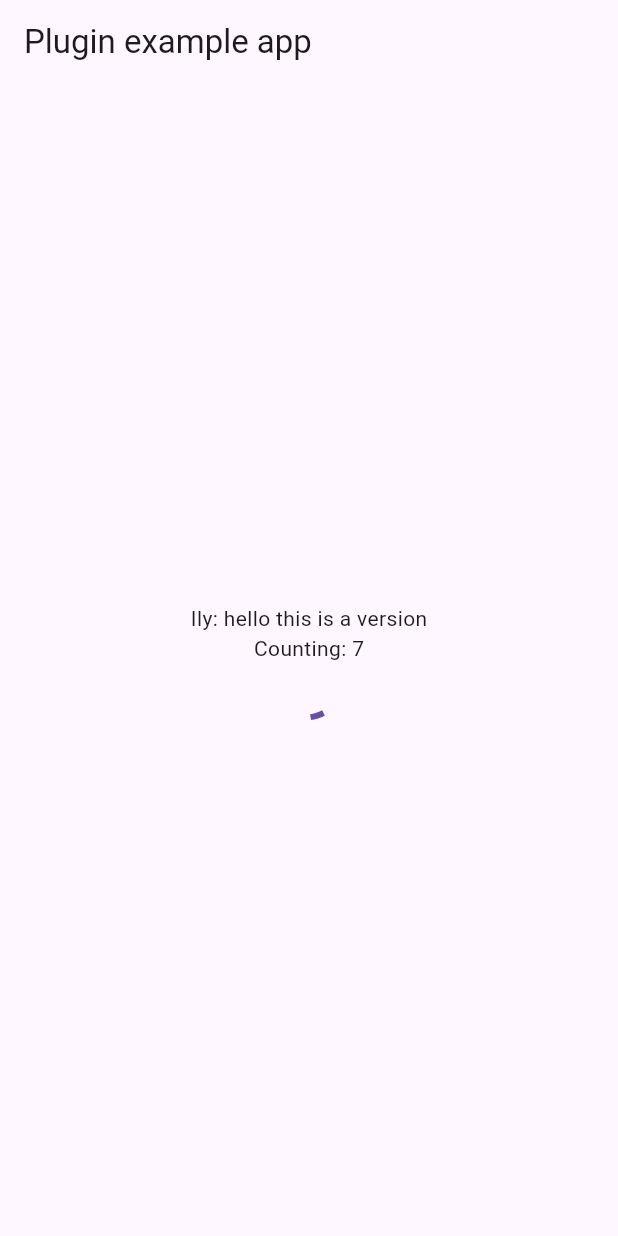
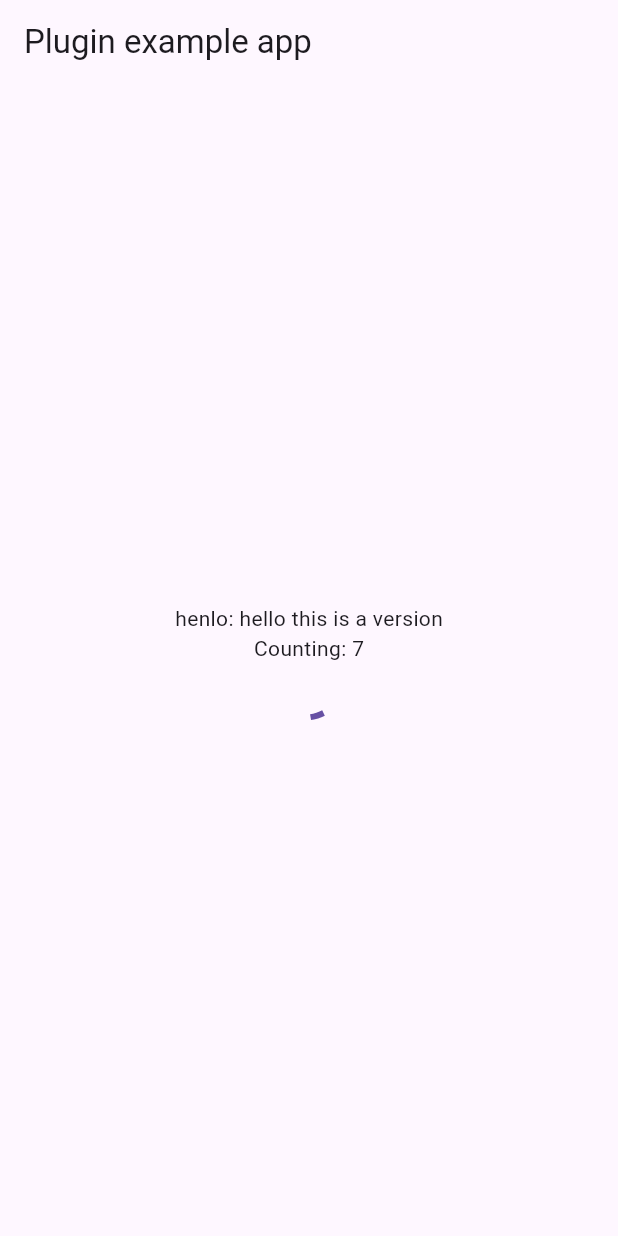
Before and after one commit to lstiefenhofer/wearable_sensors, a Flutter app: the screen it shows after launch, on a phone screen of 412 x 824 dp. Run offline on Flutter 3.47's test engine with Material 3 defaults, Android fonts, the phone set to English and light mode, and no system bars; our stand-ins replace plugin_platform_interface.

Commit message:
fix: passing of sensorType from dart side

```diff
--- a/example/lib/main.dart
+++ b/example/lib/main.dart
@@ -88,7 +88,7 @@ class _MyAppState extends State<MyApp> {
           child: Column(
             mainAxisAlignment: MainAxisAlignment.center, // Center content vertically
             children: [
-              Text('Ily: $_platformVersion'),
+              Text('henlo: $_platformVersion'),
               // 2. Use a StreamBuilder to listen to the stream and display the number.
               StreamBuilder<int>(
                 stream: numberGenerator,
--- a/lib/wearable_sensors_event_channel.dart
+++ b/lib/wearable_sensors_event_channel.dart
@@ -20,7 +20,7 @@ class EventChannelWearableSensors extends WearableSensorsPlatform {
   Future<Stream<Map<String, double>>> getSensorStream(MySensorType mySensorType) async {
     //final version = await methodChannel.invokeMethod<String>('getPlatformVersion');
     var gyroscopeStream = eventChannel
-            .receiveBroadcastStream(mySensorType)
+            .receiveBroadcastStream(mySensorType.name)
             .map((dynamic event) => Map<String, double>.from(event));
 
   //   Stream<Map<String, double>> get accelerometerEvents {
```
